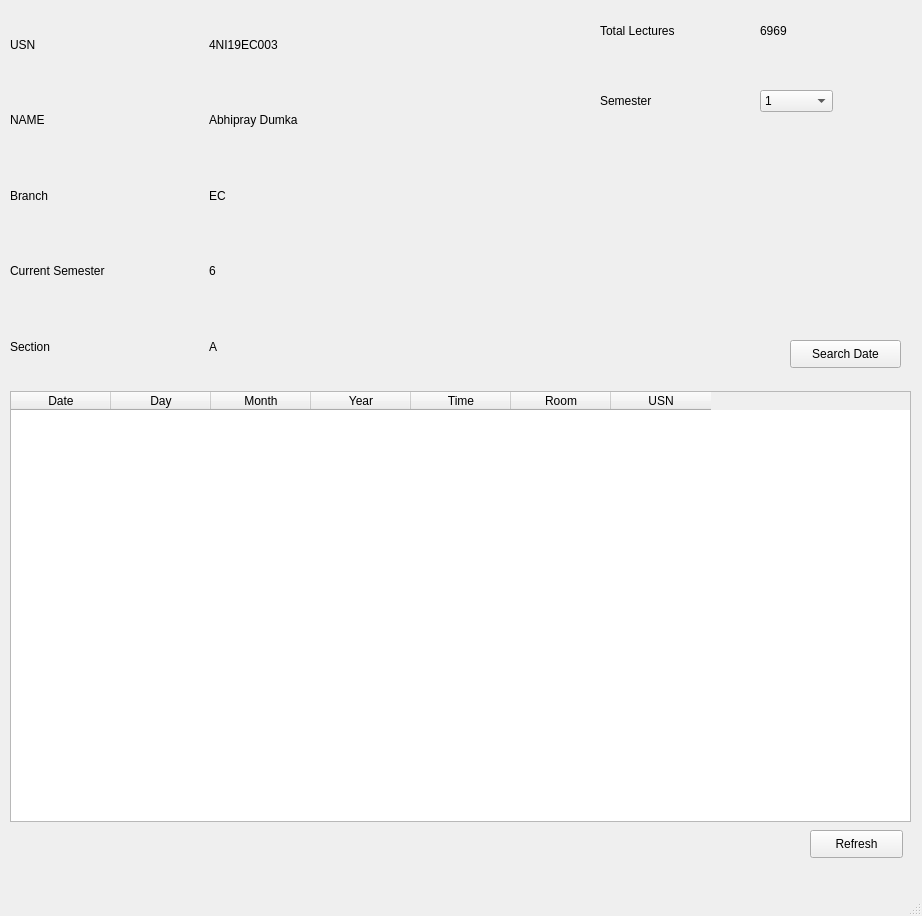
This is student.ui in abhipray-cpu/RFID-attendance as Qt 5 draws it before an edit. The edited form follows.
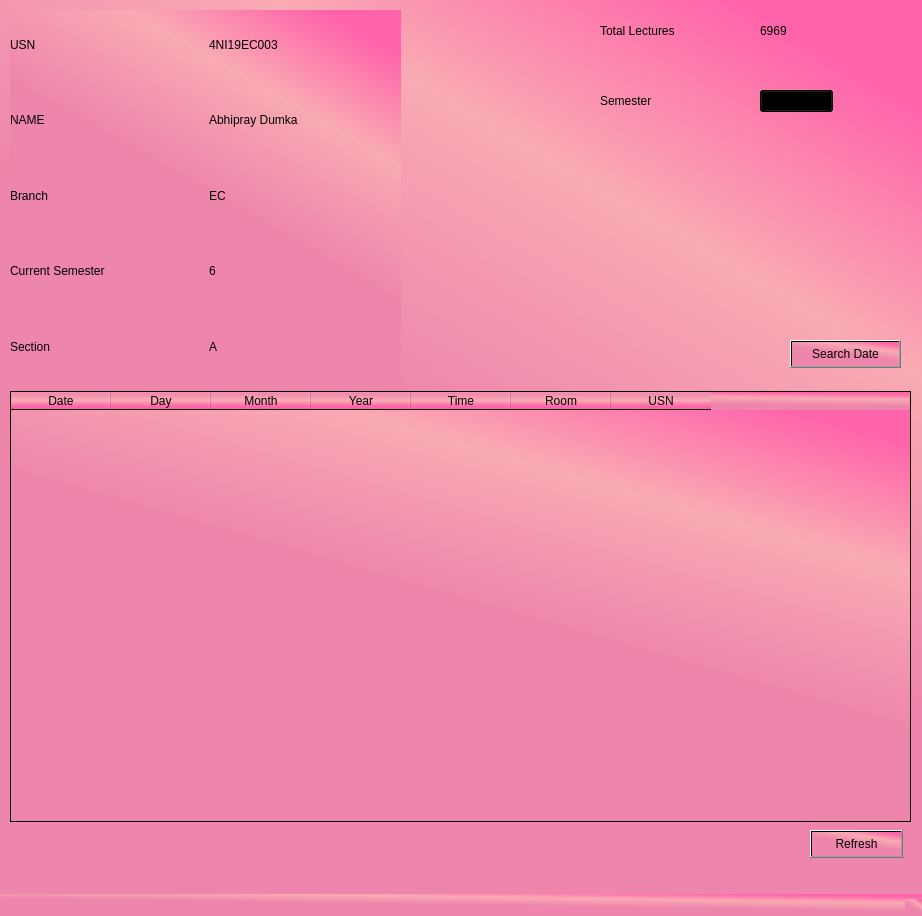
This is the edited form.

```diff
--- a/student.ui
+++ b/student.ui
@@ -13,6 +13,9 @@
   <property name="windowTitle">
    <string>MainWindow</string>
   </property>
+  <property name="styleSheet">
+   <string notr="true">background-color: qlineargradient(spread:pad, x1:0.632, y1:0.613, x2:1, y2:0, stop:0.0447761 rgba(238, 133, 172, 255), stop:0.497512 rgba(249, 170, 179, 255), stop:0.850746 rgba(255, 100, 170, 255));</string>
+  </property>
   <widget class="QWidget" name="centralwidget">
    <widget class="QWidget" name="verticalLayoutWidget">
     <property name="geometry">
@@ -29,7 +32,8 @@
        <item>
         <widget class="QLabel" name="label_6">
          <property name="styleSheet">
-          <string notr="true">font: 75 12pt &quot;MS Shell Dlg 2&quot;;</string>
+          <string notr="true">font: 14pt &quot;Mongolian Baiti&quot;;
+background-color: rgba(255, 255, 255, 0);</string>
          </property>
          <property name="text">
           <string>USN</string>
@@ -39,7 +43,8 @@
        <item>
         <widget class="QLabel" name="usnVal">
          <property name="styleSheet">
-          <string notr="true">font: 75 12pt &quot;MS Shell Dlg 2&quot;;</string>
+          <string notr="true">font: 14pt &quot;Mongolian Baiti&quot;;
+background-color: rgba(255, 255, 255, 0);</string>
          </property>
          <property name="text">
           <string>4NI19EC003</string>
@@ -53,7 +58,8 @@
        <item>
         <widget class="QLabel" name="label_2">
          <property name="styleSheet">
-          <string notr="true">font: 75 12pt &quot;MS Shell Dlg 2&quot;;</string>
+          <string notr="true">font: 14pt &quot;Mongolian Baiti&quot;;
+background-color: rgba(255, 255, 255, 0);</string>
          </property>
          <property name="text">
           <string>NAME</string>
@@ -63,7 +69,8 @@
        <item>
         <widget class="QLabel" name="nameVal">
          <property name="styleSheet">
-          <string notr="true">font: 75 12pt &quot;MS Shell Dlg 2&quot;;</string>
+          <string notr="true">font: 14pt &quot;Mongolian Baiti&quot;;
+background-color: rgba(255, 255, 255, 0);</string>
          </property>
          <property name="text">
           <string>Abhipray Dumka</string>
@@ -77,7 +84,8 @@
        <item>
         <widget class="QLabel" name="label_5">
          <property name="styleSheet">
-          <string notr="true">font: 75 12pt &quot;MS Shell Dlg 2&quot;;</string>
+          <string notr="true">font: 14pt &quot;Mongolian Baiti&quot;;
+background-color: rgba(255, 255, 255, 0);</string>
          </property>
          <property name="text">
           <string>Branch</string>
@@ -87,7 +95,8 @@
        <item>
         <widget class="QLabel" name="branchVal">
          <property name="styleSheet">
-          <string notr="true">font: 75 12pt &quot;MS Shell Dlg 2&quot;;</string>
+          <string notr="true">font: 14pt &quot;Mongolian Baiti&quot;;
+background-color: rgba(255, 255, 255, 0);</string>
          </property>
          <property name="text">
           <string>EC</string>
@@ -101,7 +110,8 @@
        <item>
         <widget class="QLabel" name="label_3">
          <property name="styleSheet">
-          <string notr="true">font: 75 12pt &quot;MS Shell Dlg 2&quot;;</string>
+          <string notr="true">font: 14pt &quot;Mongolian Baiti&quot;;
+background-color: rgba(255, 255, 255, 0);</string>
          </property>
          <property name="text">
           <string>Current Semester</string>
@@ -111,7 +121,8 @@
        <item>
         <widget class="QLabel" name="semVal">
          <property name="styleSheet">
-          <string notr="true">font: 75 12pt &quot;MS Shell Dlg 2&quot;;</string>
+          <string notr="true">font: 14pt &quot;Mongolian Baiti&quot;;
+background-color: rgba(255, 255, 255, 0);</string>
          </property>
          <property name="text">
           <string>6</string>
@@ -125,7 +136,8 @@
        <item>
         <widget class="QLabel" name="label_4">
          <property name="styleSheet">
-          <string notr="true">font: 75 12pt &quot;MS Shell Dlg 2&quot;;</string>
+          <string notr="true">font: 14pt &quot;Mongolian Baiti&quot;;
+background-color: rgba(255, 255, 255, 0);</string>
          </property>
          <property name="text">
           <string>Section</string>
@@ -135,7 +147,8 @@
        <item>
         <widget class="QLabel" name="sectionVal">
          <property name="styleSheet">
-          <string notr="true">font: 75 12pt &quot;MS Shell Dlg 2&quot;;</string>
+          <string notr="true">font: 14pt &quot;Mongolian Baiti&quot;;
+background-color: rgba(255, 255, 255, 0);</string>
          </property>
          <property name="text">
           <string>A</string>
@@ -155,6 +168,13 @@
       <height>431</height>
      </rect>
     </property>
+    <property name="styleSheet">
+     <string notr="true">font: 13pt &quot;Mongolian Baiti&quot;;
+</string>
+    </property>
+    <property name="gridStyle">
+     <enum>Qt::DashDotDotLine</enum>
+    </property>
     <column>
      <property name="text">
       <string>Date</string>
@@ -217,7 +237,8 @@
      </rect>
     </property>
     <property name="styleSheet">
-     <string notr="true">font: 75 12pt &quot;MS Shell Dlg 2&quot;;</string>
+     <string notr="true">font: 13pt &quot;Mongolian Baiti&quot;;
+background-color: rgba(255, 255, 255, 0);</string>
     </property>
     <property name="text">
      <string>Total Lectures </string>
@@ -233,7 +254,8 @@
      </rect>
     </property>
     <property name="styleSheet">
-     <string notr="true">font: 75 12pt &quot;MS Shell Dlg 2&quot;;</string>
+     <string notr="true">font: 13pt &quot;Mongolian Baiti&quot;;
+background-color: rgba(255, 255, 255, 0);</string>
     </property>
     <property name="text">
      <string>6969</string>
@@ -265,7 +287,8 @@
      </rect>
     </property>
     <property name="styleSheet">
-     <string notr="true">font: 75 12pt &quot;MS Shell Dlg 2&quot;;</string>
+     <string notr="true">font: 13pt &quot;Mongolian Baiti&quot;;
+background-color: rgba(255, 255, 255, 0);</string>
     </property>
     <property name="text">
      <string>Semester</string>
```
Left out of the diff: 6 changed lines with no effect on the pictures.
